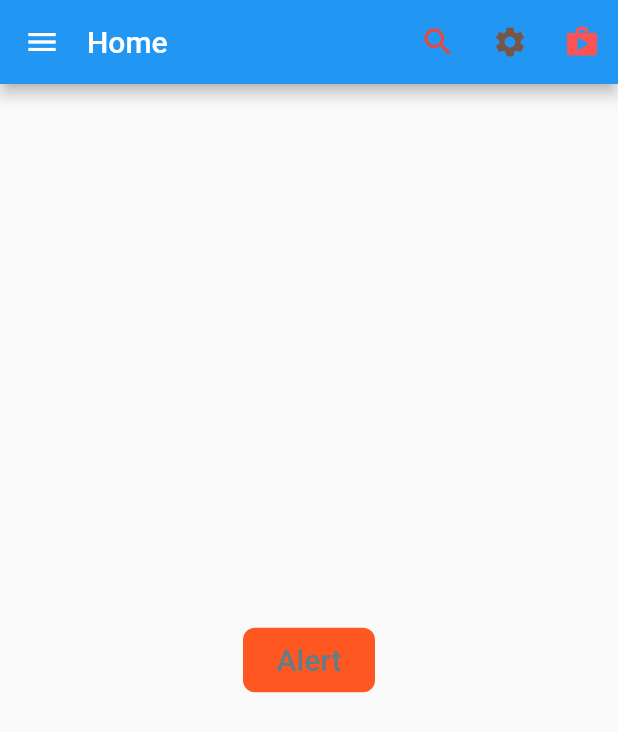
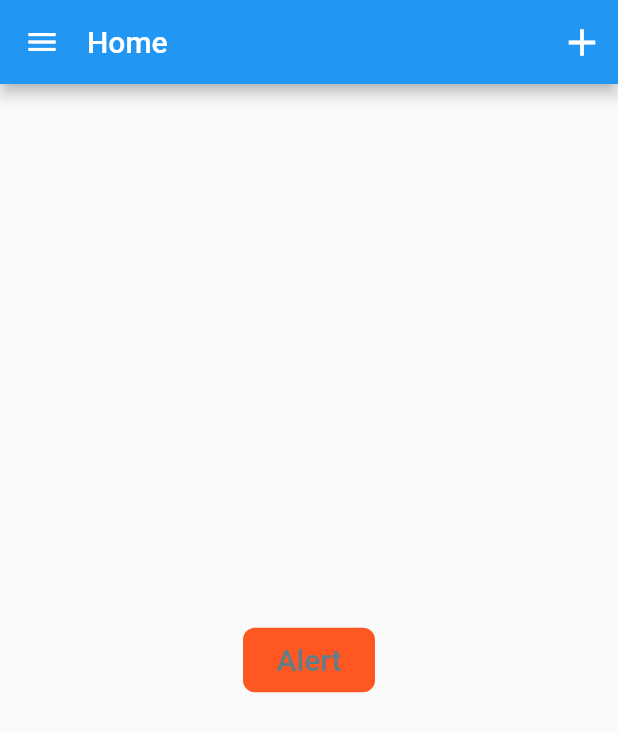
Before and after one commit to cuibap1907/flutter_dialogpopup, a Flutter app: the screen it shows after launch, on a phone screen of 412 x 824 dp. Shown: the top 732 px of the screen. Run offline on Flutter 3.47's test engine with Material 2 defaults, Android fonts, the phone set to English and light mode, and no system bars.

Commit message:
+ add popup menu.

```diff
--- a/lib/main.dart
+++ b/lib/main.dart
@@ -43,6 +43,31 @@ class _PopupMenuButtonPageState extends State<PopupMenuButtonPage> {
         });
   }
 
+  Widget popupMenuButton()
+  {
+    return PopupMenuButton<String>(
+      icon: Icon(Icons.add, size: 30),
+      itemBuilder: (BuildContext context) => <PopupMenuEntry<String>> [
+        PopupMenuItem<String>(
+          value: "one_val",
+          child: Text("One"),
+        ),
+        PopupMenuItem<String>(
+          value: "two_val",
+          child: Text("Two"),
+        ),
+        PopupMenuItem<String>(
+          value: "three_val",
+          child: Text("Three"),
+        ),
+      ],
+      onSelected: (retVal) {
+        if(retVal == "one_val")
+          print("Press: $retVal");
+      },
+    );
+  }
+
   @override
   Widget build(BuildContext context) {
     return Scaffold(
@@ -56,27 +81,28 @@ class _PopupMenuButtonPageState extends State<PopupMenuButtonPage> {
           ),
           titleSpacing: 2.0,
           actions: <Widget>[
-            IconButton(
-              icon: Icon(
-                Icons.search,
-                color: Colors.red,
-              ),
-              onPressed: () {
+            // IconButton(
+            //   icon: Icon(
+            //     Icons.search,
+            //     color: Colors.red,
+            //   ),
+            //   onPressed: () {
 
-              },
-            ),
-            IconButton(
-              icon: Icon(
-                Icons.settings,
-                color: Colors.brown,
-              ),
-              onPressed: () {},
-            ),
-            IconButton(
-              icon: Icon(Icons.shop),
-              color: Colors.redAccent,
-              onPressed: () {},
-            ),
+            //   },
+            // ),
+            // IconButton(
+            //   icon: Icon(
+            //     Icons.settings,
+            //     color: Colors.brown,
+            //   ),
+            //   onPressed: () {},
+            // ),
+            // IconButton(
+            //   icon: Icon(Icons.shop),
+            //   color: Colors.redAccent,
+            //   onPressed: () {},
+            // ),
+            popupMenuButton()
           ],
         ),
         body: Builder(
```
